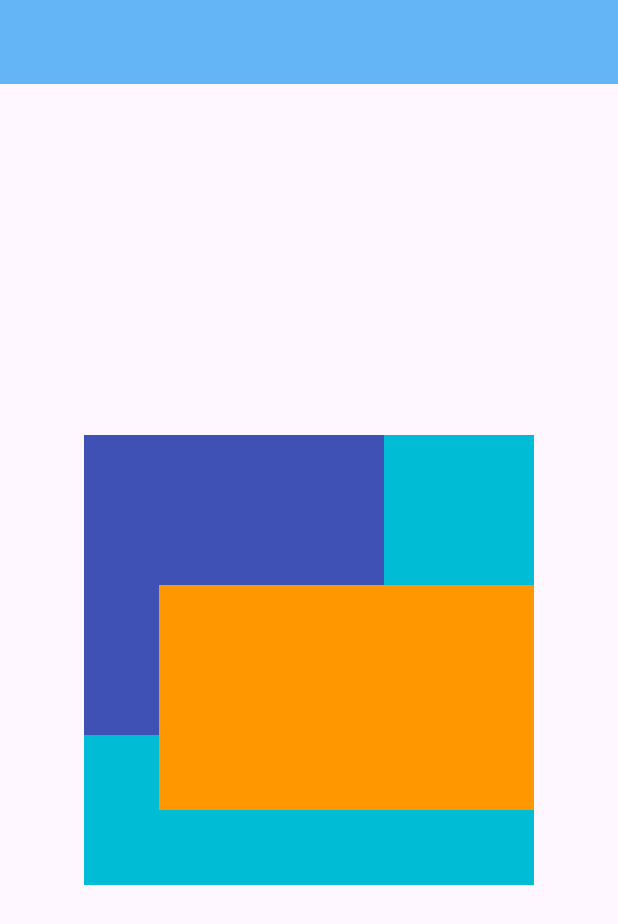
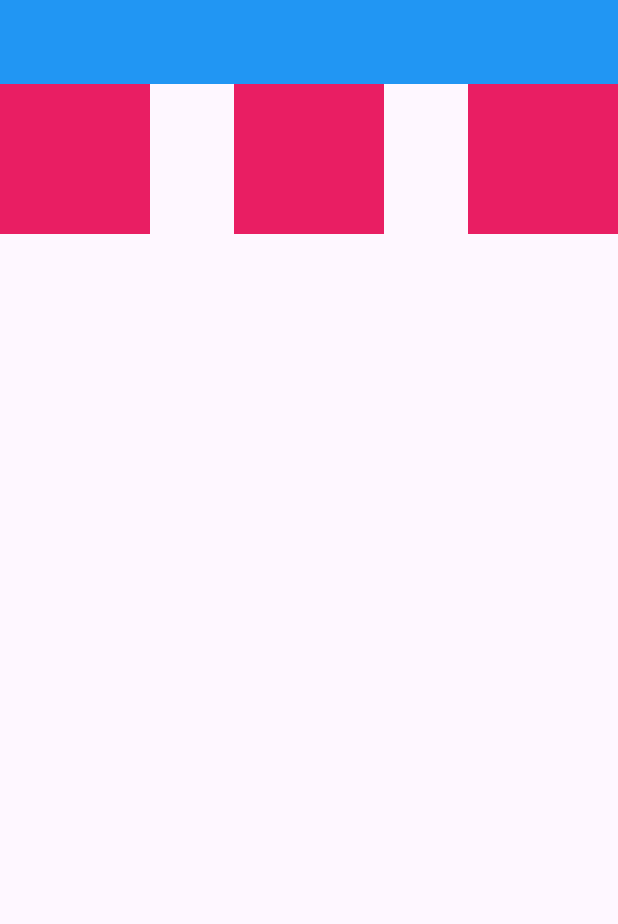
Before and after one commit to pkathiriya62/flutter, a Flutter app: the screen it shows after launch, on a phone screen of 412 x 824 dp. Shown: the top 924 px of the screen. Run offline on Flutter 3.47's test engine with Material 3 defaults, Android fonts, the phone set to English and light mode, and no system bars; our stand-ins replace google_fonts.

Commit message:
divider_spacer

```diff
--- a/lib/main.dart
+++ b/lib/main.dart
@@ -2,7 +2,9 @@
 //import 'package:first_project/cliprrect_clipoval_cliprect.dart';
 //import 'package:first_project/flexible_expanded.dart';
 //import 'package:first_project/screen2.dart';
-import 'package:first_project/stack.dart';
+//import 'package:first_project/stack.dart';
+import 'package:first_project/divider.dart';
+import 'package:first_project/spacer.dart';
 import 'package:flutter/material.dart';
 
 void main() {
@@ -21,7 +23,7 @@ class MyApp extends StatelessWidget {
         colorScheme: ColorScheme.fromSeed(seedColor: Colors.deepPurple),
         useMaterial3: true,
       ),
-      home: const Stackscreen(),
+      home: const Spacerscreen(),
     );
   }
 }
--- /dev/null
+++ b/lib/spacer.dart
@@ -0,0 +1,23 @@
+import 'package:flutter/material.dart';
+
+class Spacerscreen extends StatelessWidget {
+  const Spacerscreen({super.key});
+
+  @override
+  Widget build(BuildContext context) {
+    return Scaffold(
+      appBar: AppBar(
+        backgroundColor: Colors.blue,
+      ),
+      body: Row(
+        children: [
+          Container(height: 100,width: 100, color: Colors.pink),
+          Spacer(flex: 5),
+          Container(height: 100,width: 100, color: Colors.pink),
+          Spacer(flex: 5),
+          Container(height: 100,width: 100, color: Colors.pink),
+        ],
+      ),
+    );
+  }
+}
```
Also changed, not shown: lib/divider.dart (added, +49 -0 lines).
